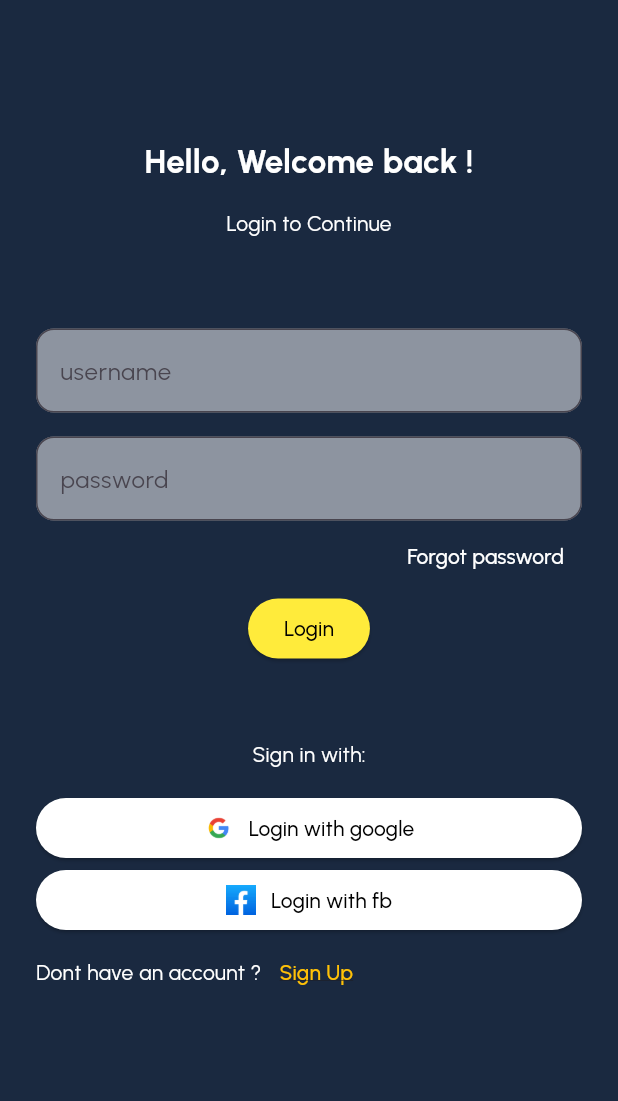
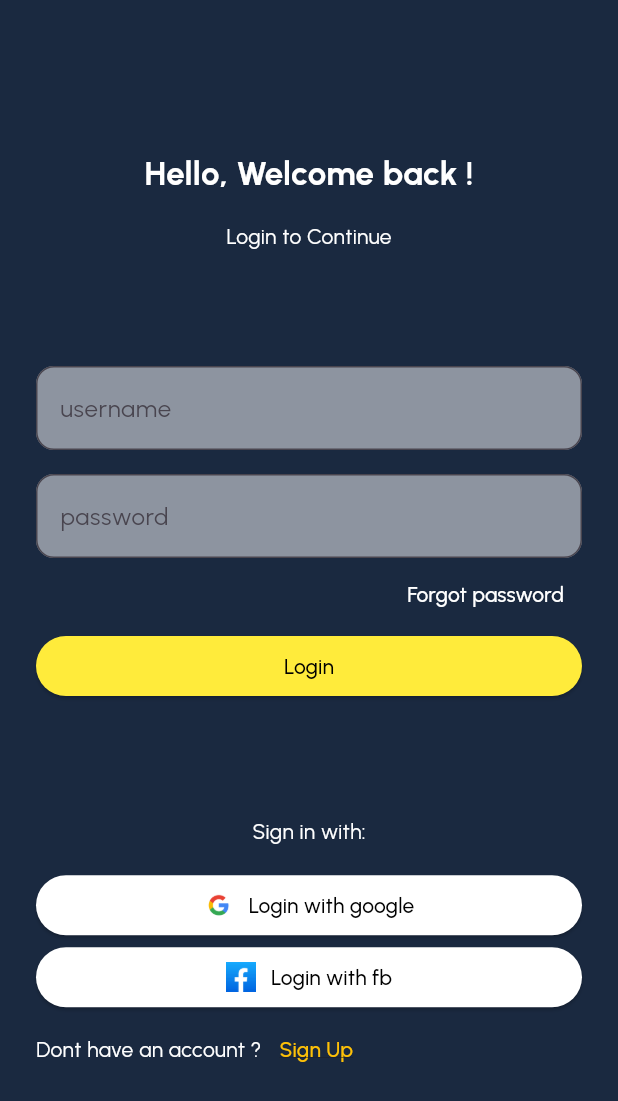
Before and after one commit to bhavingupta123/FLUTTER_BASED_PROJECTS, a Flutter app: the screen it shows after launch, on a phone screen of 412 x 824 dp. Shown: the top 1101 px of the screen. Run offline on Flutter 3.47's test engine with Material 3 defaults, Android fonts, the phone set to English and light mode, and no system bars; our stand-ins replace google_fonts.

Commit message:
commit3:added media query to make page flexible

```diff
--- a/Project1/lib/login_page.dart
+++ /dev/null
@@ -1,105 +0,0 @@
-import 'package:flutter/material.dart';
-import 'package:google_fonts/google_fonts.dart';
-
-class LoginPage extends StatelessWidget {
-  const LoginPage({super.key});
-
-  @override
-  Widget build(BuildContext context) {
-    return Scaffold(
-      body: Padding(
-        padding: EdgeInsets.all(24),
-        child: Column(
-          children: [
-            SizedBox(height: 68),
-            Text(
-              'Hello, Welcome back !',
-              style: TextStyle(color: Colors.white, fontSize: 22, fontWeight: FontWeight.bold),
-            ),
-            SizedBox(height: 16),
-            Text('Login to Continue', style: TextStyle(color: Colors.white)),
-            SizedBox(height: 60),
-            TextField(
-              decoration: InputDecoration(
-                hintText: 'username',
-                border: OutlineInputBorder(borderRadius: BorderRadius.all(Radius.circular(12))),
-                filled: true,
-                fillColor: Colors.white.withOpacity(0.5),
-              ),
-            ),
-            SizedBox(height: 16),
-            TextField(
-              decoration: InputDecoration(
-                hintText: 'password',
-                border: OutlineInputBorder(borderRadius: BorderRadius.all(Radius.circular(12))),
-                filled: true,
-                fillColor: Colors.white.withOpacity(0.5),
-              ),
-            ),
-            Align(
-              alignment: Alignment.centerRight,
-              child: TextButton(
-                onPressed: () {},
-                style: TextButton.styleFrom(foregroundColor: Colors.white),
-                child: Text('Forgot password'),
-              ),
-            ),
-            ElevatedButton(
-              onPressed: () {},
-              child: Text('Login'),
-              style: ElevatedButton.styleFrom(
-                foregroundColor: Colors.black,
-                backgroundColor: Colors.yellow,
-              ),
-            ),
-            SizedBox(height: 50),
-            Text('Sign in with:', style: TextStyle(color: Colors.white)),
-            SizedBox(height: 15),
-            ElevatedButton(
-              onPressed: () {},
-              style: ElevatedButton.styleFrom(
-                backgroundColor: Colors.white,
-                foregroundColor: Colors.black,
-                shape: RoundedRectangleBorder(borderRadius: BorderRadius.all(Radius.circular(50))),
-              ),
-              child: Row(
-                mainAxisAlignment: MainAxisAlignment.center,
-                children: [
-                  Image.asset('assets/google.png', width: 20, height: 20),
-                  SizedBox(width: 10),
-                  Text('Login with google'),
-                ],
-              ),
-            ),
-            ElevatedButton(
-              onPressed: () {},
-              style: ElevatedButton.styleFrom(
-                backgroundColor: Colors.white,
-                foregroundColor: Colors.black,
-                shape: RoundedRectangleBorder(borderRadius: BorderRadius.all(Radius.circular(50))),
-              ),
-              child: Row(
-                mainAxisAlignment: MainAxisAlignment.center,
-                children: [
-                  Image.asset('assets/fb.jpg', width: 20, height: 20),
-                  SizedBox(width: 10),
-                  Text('Login with fb'),
-                ],
-              ),
-            ),
-            Row(
-              children: [
-                Text("Dont have an account ?", style: TextStyle(color: Colors.white)),
-                TextButton(
-                  onPressed: () {},
-                  child: Text('Sign Up', style: TextStyle(decoration: TextDecoration.underline)),
-                  style: TextButton.styleFrom(foregroundColor: Colors.amber),
-                ),
-              ],
-            ),
-          ],
-        ),
-      ),
-    );
-  }
-}
--- a/Project1/lib/main.dart
+++ b/Project1/lib/main.dart
@@ -1,6 +1,6 @@
 import 'package:flutter/material.dart';
 import 'package:google_fonts/google_fonts.dart';
-import 'package:project1/login_page.dart';
+import 'package:project1/pages/login_page.dart';
 import 'package:project1/styles/app_colors.dart';
 
 void main() {
@@ -22,4 +22,4 @@ class MyApp extends StatelessWidget {
   }
 }
 
-//https://youtu.be/OO_-MbnXQzY?t=6172
+//https://youtu.be/OO_-MbnXQzY?t=7941
--- /dev/null
+++ b/Project1/lib/pages/login_page.dart
@@ -0,0 +1,121 @@
+import 'package:flutter/material.dart';
+import 'package:google_fonts/google_fonts.dart';
+
+class LoginPage extends StatelessWidget {
+  const LoginPage({super.key});
+
+  @override
+  Widget build(BuildContext context) {
+    return Scaffold(
+      body: SingleChildScrollView(
+        child: SizedBox(
+          height: MediaQuery.of(context).size.height,
+          child: Padding(
+            padding: EdgeInsets.all(24),
+            child: Column(
+              children: [
+                Spacer(),
+                Text(
+                  'Hello, Welcome back !',
+                  style: TextStyle(color: Colors.white, fontSize: 22, fontWeight: FontWeight.bold),
+                ),
+                SizedBox(height: 16),
+                Text('Login to Continue', style: TextStyle(color: Colors.white)),
+                Spacer(),
+                TextField(
+                  decoration: InputDecoration(
+                    hintText: 'username',
+                    border: OutlineInputBorder(borderRadius: BorderRadius.all(Radius.circular(12))),
+                    filled: true,
+                    fillColor: Colors.white.withOpacity(0.5),
+                  ),
+                ),
+                SizedBox(height: 16),
+                TextField(
+                  decoration: InputDecoration(
+                    hintText: 'password',
+                    border: OutlineInputBorder(borderRadius: BorderRadius.all(Radius.circular(12))),
+                    filled: true,
+                    fillColor: Colors.white.withOpacity(0.5),
+                  ),
+                ),
+                Align(
+                  alignment: Alignment.centerRight,
+                  child: TextButton(
+                    onPressed: () {},
+                    style: TextButton.styleFrom(foregroundColor: Colors.white),
+                    child: Text('Forgot password'),
+                  ),
+                ),
+                SizedBox(
+                  width: double.infinity,
+                  child: ElevatedButton(
+                    onPressed: () {},
+                    child: Text('Login'),
+                    style: ElevatedButton.styleFrom(
+                      foregroundColor: Colors.black,
+                      backgroundColor: Colors.yellow,
+                    ),
+                  ),
+                ),
+                Spacer(),
+                Text('Sign in with:', style: TextStyle(color: Colors.white)),
+                SizedBox(height: 15),
+                ElevatedButton(
+                  onPressed: () {},
+                  style: ElevatedButton.styleFrom(
+                    backgroundColor: Colors.white,
+                    foregroundColor: Colors.black,
+                    shape: RoundedRectangleBorder(
+                      borderRadius: BorderRadius.all(Radius.circular(50)),
+                    ),
+                  ),
+                  child: Row(
+                    mainAxisAlignment: MainAxisAlignment.center,
+                    children: [
+                      Image.asset('assets/google.png', width: 20, height: 20),
+                      SizedBox(width: 10),
+                      Text('Login with google'),
+                    ],
+                  ),
+                ),
+                ElevatedButton(
+                  onPressed: () {},
+                  style: ElevatedButton.styleFrom(
+                    backgroundColor: Colors.white,
+                    foregroundColor: Colors.black,
+                    shape: RoundedRectangleBorder(
+                      borderRadius: BorderRadius.all(Radius.circular(50)),
+                    ),
+                  ),
+                  child: Row(
+                    mainAxisAlignment: MainAxisAlignment.center,
+                    children: [
+                      Image.asset('assets/fb.jpg', width: 20, height: 20),
+                      SizedBox(width: 10),
+                      Text('Login with fb'),
+                    ],
+                  ),
+                ),
+                Row(
+                  children: [
+                    Text("Dont have an account ?", style: TextStyle(color: Colors.white)),
+                    TextButton(
+                      onPressed: () {},
+                      child: Text(
+                        'Sign Up',
+                        style: TextStyle(decoration: TextDecoration.underline),
+                      ),
+                      style: TextButton.styleFrom(foregroundColor: Colors.amber),
+                    ),
+                  ],
+                ),
+                Spacer(),
+              ],
+            ),
+          ),
+        ),
+      ),
+    );
+  }
+}
```
Also changed, not shown: Project1/lib/pages/home_page.dart (added).
